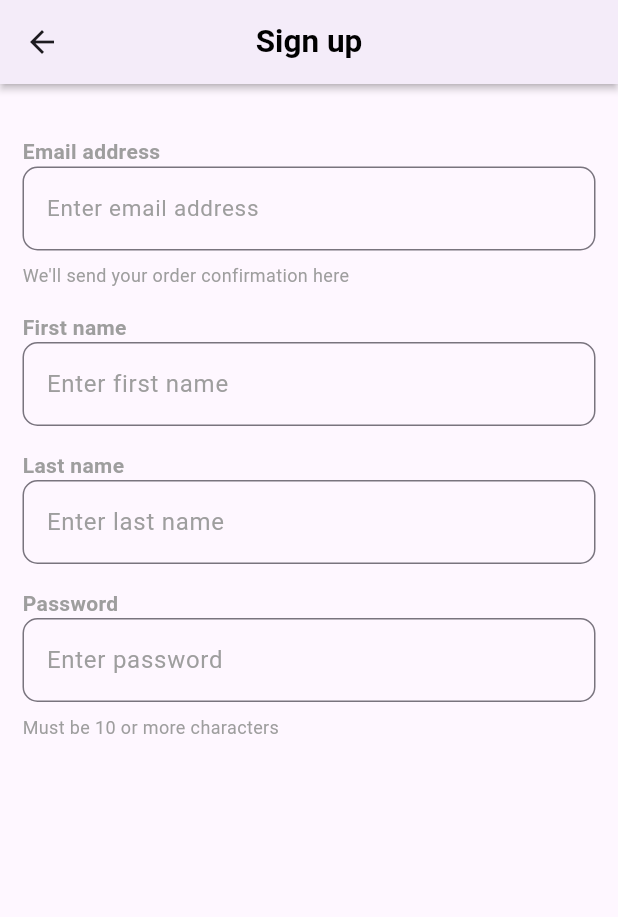
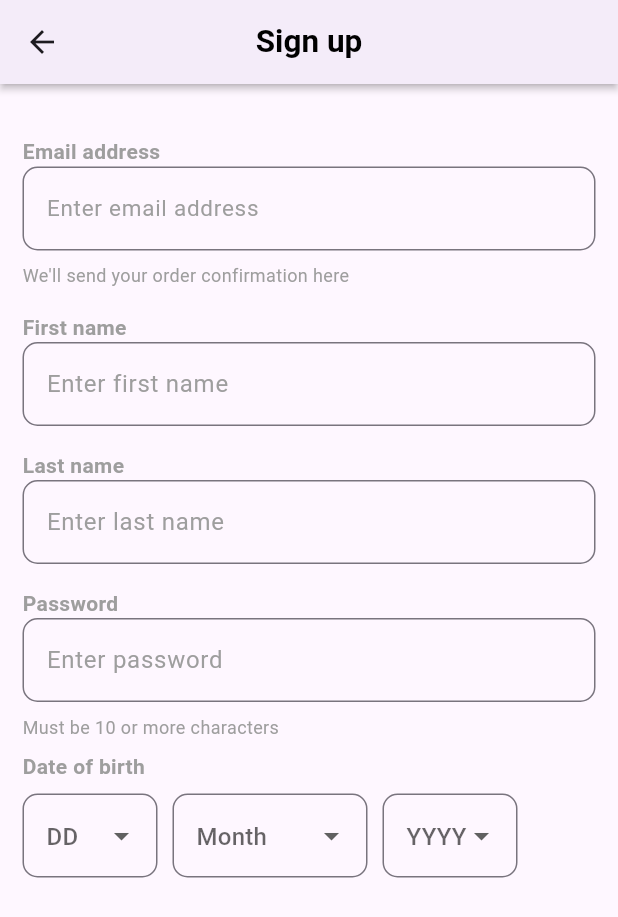
Before and after one commit to shawonkst21/flutterProjects, a Flutter app: the screen it shows after launch, after a tap on "Get Started", on a phone screen of 412 x 824 dp. Shown: the top 917 px of the screen. Run offline on Flutter 3.47's test engine with Material 3 defaults, Android fonts, the phone set to English and light mode, and no system bars.

Commit message:
add date of birth dropdown box

```diff
--- a/lib/loginSreen.dart
+++ b/lib/loginSreen.dart
@@ -1,52 +1,51 @@
 import 'package:flutter/material.dart';
-class loginScreen extends StatefulWidget{
+
+class loginScreen extends StatefulWidget {
   @override
-  loginState createState()=> loginState();
+  loginState createState() => loginState();
 }
-class loginState extends State<loginScreen>{
+
+class loginState extends State<loginScreen> {
+  String? selectedDay;
+  String? selectedMonth;
+  String? selectedYear;
+
   @override
   Widget build(BuildContext context) {
     return Scaffold(
-
-        appBar:AppBar(
-          title: Text("Sign up",),
+      appBar: AppBar(
+        title: Text(
+          "Sign up",
+        ),
         centerTitle: true,
-          titleTextStyle:TextStyle(
+        titleTextStyle: TextStyle(
           color: Colors.black,
-           fontWeight:FontWeight.bold,
+          fontWeight: FontWeight.bold,
           fontSize: 21,
-
         ),
         elevation: 2.0,
         shadowColor: Colors.black,
-        ) ,
+      ),
       body: SingleChildScrollView(
         child: Padding(
           padding: const EdgeInsets.all(15.0),
           child: Column(
             crossAxisAlignment: CrossAxisAlignment.start,
             children: [
-
               SizedBox(
                 height: 20,
               ),
               Text(
                 "Email address",
-    style: TextStyle(fontSize: 14, fontWeight: FontWeight.bold,color: Colors.grey),
+                style: TextStyle(fontSize: 14, fontWeight: FontWeight.bold, color: Colors.grey),
               ),
               TextFormField(
                 decoration: InputDecoration(
-    //  labelText: "hii",
                   hintText: "Enter email address",
-      hintStyle: TextStyle(
-        color: Colors.grey,
-        fontSize: 15
-      ),
+                  hintStyle: TextStyle(color: Colors.grey, fontSize: 15),
                   border: OutlineInputBorder(
                     borderRadius: BorderRadius.circular(10),
-
                   ),
-
                 ),
               ),
               SizedBox(height: 8),
@@ -59,54 +58,44 @@ class loginState extends State<loginScreen>{
               // First Name Field
               Text(
                 "First name",
-    style: TextStyle(fontSize: 14, fontWeight: FontWeight.bold,color: Colors.grey),
+                style: TextStyle(fontSize: 14, fontWeight: FontWeight.bold, color: Colors.grey),
               ),
               TextFormField(
                 decoration: InputDecoration(
                     hintText: "Enter first name",
-        border:OutlineInputBorder(
+                    border: OutlineInputBorder(
                       borderRadius: BorderRadius.circular(10),
                     ),
-      hintStyle: TextStyle(
-        color: Colors.grey
-      )
-    ),
+                    hintStyle: TextStyle(color: Colors.grey)),
               ),
               SizedBox(height: 16),
 
+              // Last Name Field
               Text(
                 "Last name",
-        style: TextStyle(fontSize: 14, fontWeight: FontWeight.bold,color: Colors.grey),
+                style: TextStyle(fontSize: 14, fontWeight: FontWeight.bold, color: Colors.grey),
               ),
               TextFormField(
                 decoration: InputDecoration(
                     hintText: "Enter last name",
-            border:OutlineInputBorder(
+                    border: OutlineInputBorder(
                       borderRadius: BorderRadius.circular(10),
                     ),
-            hintStyle: TextStyle(
-                color: Colors.grey
-            )
-        ),
+                    hintStyle: TextStyle(color: Colors.grey)),
               ),
               SizedBox(height: 16),
 
               // Password Field
               Text(
                 "Password",
-    style: TextStyle(fontSize: 14, fontWeight: FontWeight.bold,color: Colors.grey),
+                style: TextStyle(fontSize: 14, fontWeight: FontWeight.bold, color: Colors.grey),
               ),
               TextFormField(
                 obscureText: true, // To hide password input
                 decoration: InputDecoration(
                   hintText: "Enter password",
-      hintStyle:TextStyle(
-        color: Colors.grey
-      ),
-
-      border: OutlineInputBorder(
-        borderRadius: BorderRadius.circular(10)
-      )
+                  hintStyle: TextStyle(color: Colors.grey),
+                  border: OutlineInputBorder(borderRadius: BorderRadius.circular(10)),
                 ),
               ),
               SizedBox(height: 8),
@@ -114,11 +103,109 @@ class loginState extends State<loginScreen>{
                 "Must be 10 or more characters",
                 style: TextStyle(fontSize: 12, color: Colors.grey),
               ),
+              SizedBox(height: 8),
+
+              // Date of Birth Section with Horizontal Scrolling
+              Text(
+                "Date of birth",
+                style: TextStyle(fontSize: 14, color: Colors.grey, fontWeight: FontWeight.bold),
+              ),
+              SizedBox(height: 8),
+              SingleChildScrollView(
+                scrollDirection: Axis.horizontal, // Enable horizontal scrolling
+                child: Row(
+                  children: [
+                    // Day Dropdown
+                    Container(
+                      width: 90, // You can adjust the width to fit your design
+                      child: DropdownButtonFormField<String>(
+                        decoration: InputDecoration(
+                          hintText: 'DD',
+                          hintStyle: TextStyle(color: Colors.grey),
+                          border: OutlineInputBorder(
+                            borderRadius: BorderRadius.circular(10),
+                          ),
+                        ),
+                        value: selectedDay,
+                        onChanged: (String? newValue) {
+                          setState(() {
+                            selectedDay = newValue;
+                          });
+                        },
+                        items: List.generate(31, (index) {
+                          return DropdownMenuItem<String>(
+                            value: (index + 1).toString().padLeft(2, '0'),
+                            child: Text((index + 1).toString().padLeft(2, '0')),
+                          );
+                        }),
+                      ),
+                    ),
+                    SizedBox(width: 10),
+
+                    // Month Dropdown
+                    Container(
+                      width: 130, // You can adjust the width to fit your design
+                      child: DropdownButtonFormField<String>(
+                        decoration: InputDecoration(
+                          hintText: 'Month',
+                          hintStyle: TextStyle(color: Colors.grey),
+                          border: OutlineInputBorder(
+                            borderRadius: BorderRadius.circular(10),
+                          ),
+                        ),
+                        value: selectedMonth,
+                        onChanged: (String? newValue) {
+                          setState(() {
+                            selectedMonth = newValue;
+                          });
+                        },
+                        items: [
+                          'January', 'February', 'March', 'April', 'May', 'June', 'July',
+                          'August', 'September', 'October', 'November', 'December'
+                        ].map((month) {
+                          return DropdownMenuItem<String>(
+                            value: month,
+                            child: Text(month),
+                          );
+                        }).toList(),
+                      ),
+                    ),
+                    SizedBox(width: 10),
+
+                    // Year Dropdown
+                    Container(
+                      width: 90, // You can adjust the width to fit your design
+                      child: DropdownButtonFormField<String>(
+                        decoration: InputDecoration(
+                          hintText: 'YYYY',
+                          hintStyle: TextStyle(color: Colors.grey),
+                          border: OutlineInputBorder(
+                            borderRadius: BorderRadius.circular(10),
+                          ),
+                        ),
+                        value: selectedYear,
+                        onChanged: (String? newValue) {
+                          setState(() {
+                            selectedYear = newValue;
+                          });
+                        },
+                        items: List.generate(100, (index) {
+                          int year = DateTime.now().year - index;
+                          return DropdownMenuItem<String>(
+                            value: year.toString(),
+                            child: Text(year.toString()),
+                          );
+                        }),
+                      ),
+                    ),
                   ],
                 ),
               ),
-    )
+              SizedBox(height: 16),
+            ],
+          ),
+        ),
+      ),
     );
   }
-
 }
```
Lines whose indentation alone changed are shown as unchanged.
